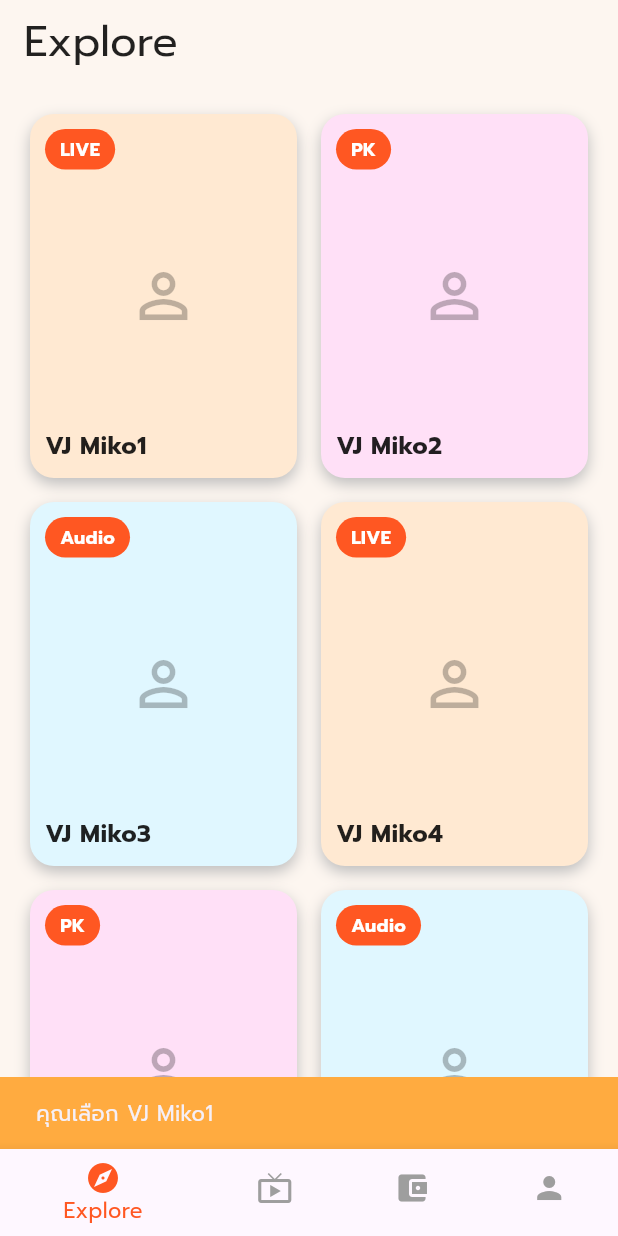
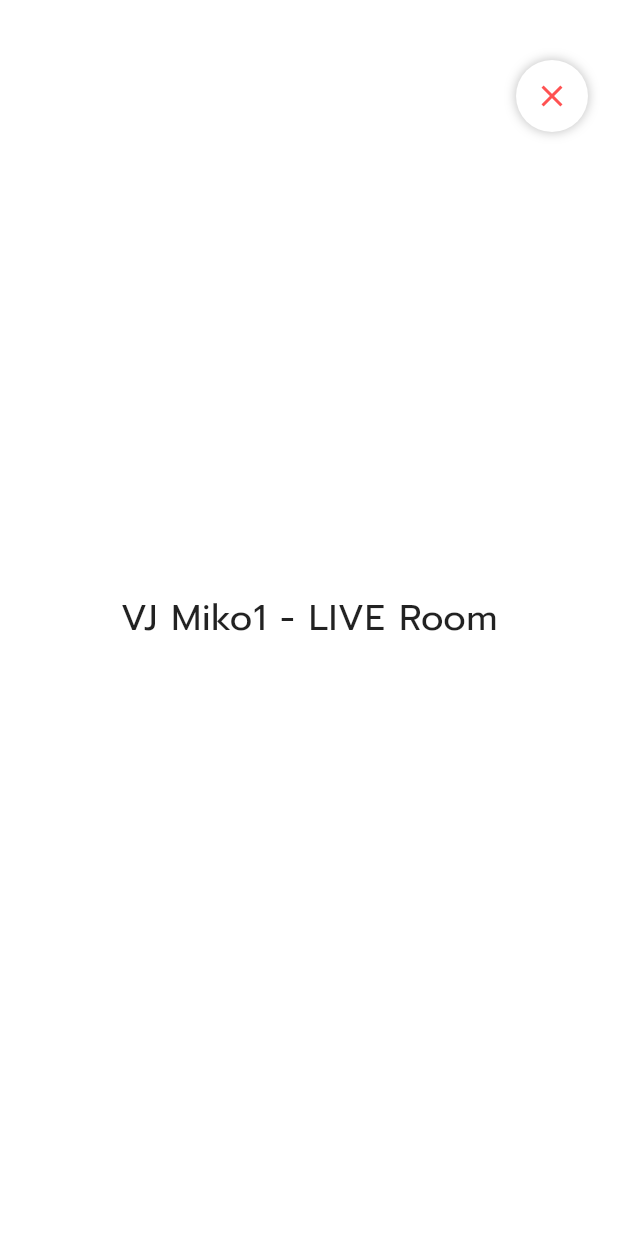
Before and after one commit to parinya112/joylive-ios, a Flutter app: the screen it shows after launch, after a tap on "LIVE", on a phone screen of 412 x 824 dp. Run offline on Flutter 3.47's test engine with Material 3 defaults, Android fonts, the phone set to English and light mode, and no system bars; our stand-ins replace google_fonts.

Commit message:
update: viewer room + exit button UI

```diff
--- a/lib/main.dart
+++ b/lib/main.dart
@@ -1,4 +1,4 @@
-// 🎉 JOY LIVETH - main.dart (UI สว่างระดับโปร พร้อมเปลี่ยนหน้า + ปุ่มออกห้อง)
+// 🎉 JOY LIVETH - main.dart (เวอร์ชันสุดท้าย: กดเข้าห้องได้ + ปุ่มออกมืออาชีพ)
 
 import 'package:flutter/material.dart';
 import 'package:google_fonts/google_fonts.dart';
@@ -77,13 +77,26 @@ class ExplorePage extends StatelessWidget {
   Color cardColor(String status) {
     switch (status) {
       case 'LIVE':
-        return const Color(0xFFFFE9D2); // ครีม-แดง
+        return const Color(0xFFFFE9D2);
       case 'PK':
-        return const Color(0xFFFFE0F7); // ชมพู
+        return const Color(0xFFFFE0F7);
       case 'Audio':
-        return const Color(0xFFE0F7FF); // ฟ้า
+        return const Color(0xFFE0F7FF);
       default:
         return const Color(0xFFFDF6F0);
+    }
+  }
+
+  Color badgeColor(String status) {
+    switch (status) {
+      case 'LIVE':
+        return Colors.redAccent;
+      case 'PK':
+        return Colors.purpleAccent;
+      case 'Audio':
+        return Colors.lightBlue;
+      default:
+        return Colors.deepOrange;
     }
   }
 
@@ -102,8 +115,11 @@ class ExplorePage extends StatelessWidget {
         children: vjs.map((vj) {
           return GestureDetector(
             onTap: () {
-              ScaffoldMessenger.of(context).showSnackBar(
-                SnackBar(content: Text("คุณเลือก ${vj['name']}"), backgroundColor: Colors.orangeAccent),
+              Navigator.push(
+                context,
+                MaterialPageRoute(
+                  builder: (_) => ViewerRoom(vjName: vj['name']!, status: vj['status']!),
+                ),
               );
             },
             child: Container(
@@ -132,7 +148,7 @@ class ExplorePage extends StatelessWidget {
                     child: Container(
                       padding: const EdgeInsets.symmetric(horizontal: 10, vertical: 5),
                       decoration: BoxDecoration(
-                        color: Colors.deepOrange,
+                        color: badgeColor(vj['status']!),
                         borderRadius: BorderRadius.circular(20),
                       ),
                       child: Text(
@@ -167,19 +183,21 @@ class ExplorePage extends StatelessWidget {
   }
 }
 
-class LivePage extends StatelessWidget {
-  const LivePage({super.key});
+class ViewerRoom extends StatelessWidget {
+  final String vjName;
+  final String status;
+  const ViewerRoom({super.key, required this.vjName, required this.status});
 
   @override
   Widget build(BuildContext context) {
     return Scaffold(
-      backgroundColor: const Color(0xFFFFE9D2),
+      backgroundColor: Colors.white,
       body: Stack(
         children: [
-          const Center(
+          Center(
             child: Text(
-              "Live Room (Mock)",
-              style: TextStyle(fontSize: 24, color: Colors.black87),
+              '$vjName - $status Room',
+              style: const TextStyle(fontSize: 24, color: Colors.black87),
             ),
           ),
           Positioned(
@@ -192,10 +210,7 @@ class LivePage extends StatelessWidget {
                   shape: BoxShape.circle,
                   color: Colors.white,
                   boxShadow: [
-                    BoxShadow(
-                      color: Colors.black26,
-                      blurRadius: 6,
-                    ),
+                    BoxShadow(color: Colors.black26, blurRadius: 6),
                   ],
                 ),
                 padding: const EdgeInsets.all(12),
@@ -213,18 +228,29 @@ class LivePage extends StatelessWidget {
       context: context,
       builder: (_) => AlertDialog(
         backgroundColor: Colors.white,
-        title: const Text("ออกจากห้องไลฟ์?", style: TextStyle(color: Colors.black)),
+        title: const Text("ออกจากห้องนี้?", style: TextStyle(color: Colors.black)),
         actions: [
           TextButton(
             onPressed: () => Navigator.pop(context),
             child: const Text("ยกเลิก"),
           ),
           TextButton(
-            onPressed: () => Navigator.of(context).maybePop(),
+            onPressed: () => Navigator.of(context).popUntil((route) => route.isFirst),
             child: const Text("ออก", style: TextStyle(color: Colors.redAccent)),
           ),
         ],
       ),
+    );
+  }
+}
+
+class LivePage extends StatelessWidget {
+  const LivePage({super.key});
+  @override
+  Widget build(BuildContext context) {
+    return const Scaffold(
+      backgroundColor: Color(0xFFFFE9D2),
+      body: Center(child: Text("Live Page (ฝั่ง VJ)", style: TextStyle(fontSize: 24))),
     );
   }
 }
```
